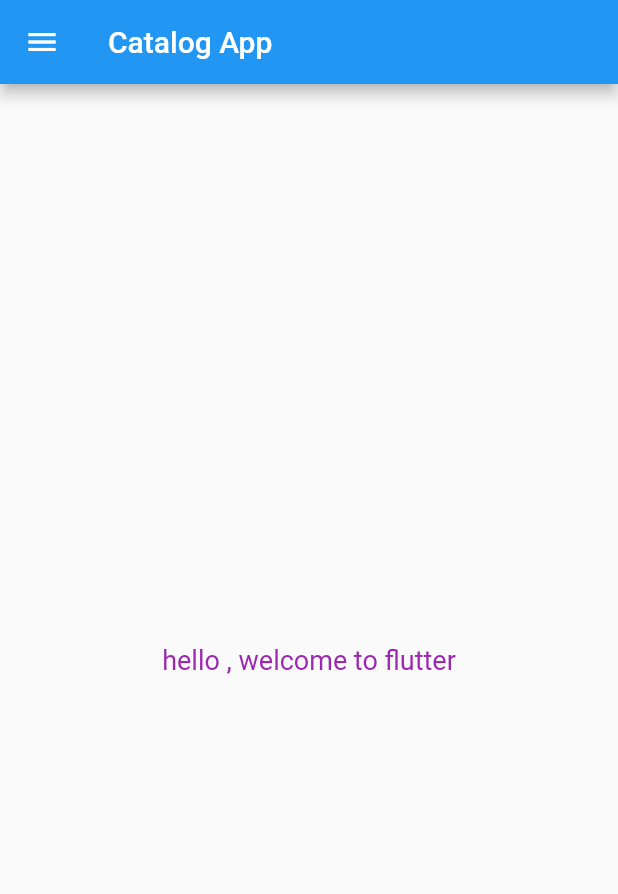
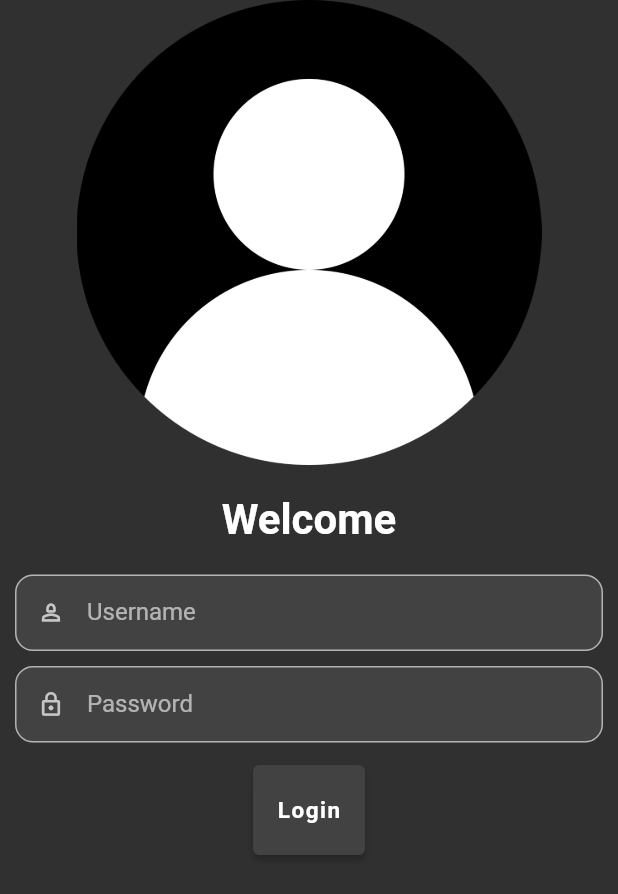
Before and after one commit to A-r-y-a-n1/exploringFlutter, a Flutter app: the screen it shows after launch, on a phone screen of 412 x 824 dp. Shown: the top 894 px of the screen. Run offline on Flutter 3.47's test engine with Material 2 defaults, Android fonts, the phone set to English and light mode, and no system bars.

Commit message:
day2 completed

```diff
--- a/lib/main.dart
+++ b/lib/main.dart
@@ -1,5 +1,7 @@
 import 'package:flutter/material.dart';
-import 'package:flutter_catalog/home_page.dart';
+import 'package:flutter_catalog/pages/home_page.dart';
+import 'package:flutter_catalog/pages/login_page.dart';
+import 'package:flutter_catalog/utils/routes.dart';
 
 void main() {
   runApp(MyApp());
@@ -11,7 +13,14 @@ class MyApp extends StatelessWidget {
   @override
   Widget build(BuildContext context) {
     return MaterialApp(
-      home: HomePage(),
+      debugShowCheckedModeBanner: false,
+      theme: ThemeData.dark(),
+      darkTheme: ThemeData.dark(useMaterial3: true),
+      routes: {
+        "/": (context) => LoginPage(),
+        myRoutes.homeRoute: (context) => HomePage(),
+        myRoutes.loginRoute: (context) => LoginPage(),
+      },
     );
   }
 }
--- a/lib/home_page.dart
+++ b/lib/pages/home_page.dart
@@ -6,7 +6,10 @@ class HomePage extends StatelessWidget {
   @override
   Widget build(BuildContext context) {
     return Scaffold(
-      appBar: AppBar(title: Text("Catalog App"),
+      appBar: AppBar(
+        centerTitle: true,
+        title: Text("Catalog App"),
+        backgroundColor: Colors.black,
       ),
       body: Center(
           child: Container(
--- /dev/null
+++ b/lib/pages/login_page.dart
@@ -0,0 +1,78 @@
+import 'package:flutter/material.dart';
+import 'package:flutter_catalog/pages/home_page.dart';
+import 'package:flutter_catalog/utils/routes.dart';
+
+class LoginPage extends StatelessWidget {
+  @override
+  Widget build(BuildContext context) {
+    return Material(
+        child: SingleChildScrollView(
+      child: Column(
+        children: [
+          Image.asset(
+            "assets/images/login_image.png",
+            height: 310,
+            width: 310,
+          ),
+          SizedBox(
+            height: 20,
+          ),
+          Text(
+            "Welcome",
+            style: TextStyle(fontWeight: FontWeight.bold),
+            textScaleFactor: 2.0,
+          ),
+          SizedBox(
+            height: 10,
+          ),
+          Padding(
+            padding: const EdgeInsets.all(10.0),
+            child: Column(
+              children: [
+                TextFormField(
+                  decoration: InputDecoration(
+                      filled: true,
+                      isDense: true,
+                      fillColor: Colors.grey.shade800,
+                      border: OutlineInputBorder(
+                          borderRadius: BorderRadius.circular(12.0)),
+                      prefixIcon: Icon(Icons.person_2_outlined),
+                      hintText: "Enter Username",
+                      labelText: "Username"),
+                ),
+                SizedBox(height: 10),
+                TextFormField(
+                  obscureText: true,
+                  decoration: InputDecoration(
+                      filled: true,
+                      isDense: true,
+                      border: OutlineInputBorder(
+                          borderRadius: BorderRadius.circular(12.0)),
+                      fillColor: Colors.grey.shade800,
+                      prefixIcon: Icon(Icons.lock_outline),
+                      hintText: "Enter Password",
+                      labelText: "Password"),
+                ),
+                SizedBox(height: 15),
+                ElevatedButton(
+                  style: ElevatedButton.styleFrom(
+                      backgroundColor: Colors.grey.shade800,
+                      minimumSize: Size(50, 60)),
+                  child: Text("Login",
+                      style: TextStyle(
+                        fontSize: 15,
+                        fontWeight: FontWeight.bold,
+                        letterSpacing: 1.0,
+                      )),
+                  onPressed: () {
+                    Navigator.pushNamed(context, myRoutes.homeRoute);
+                  },
+                )
+              ],
+            ),
+          )
+        ],
+      ),
+    ));
+  }
+}
--- /dev/null
+++ b/lib/utils/routes.dart
@@ -0,0 +1,4 @@
+class myRoutes {
+  static String loginRoute = "/login";
+  static String homeRoute = "/home";
+}
--- a/pubspec.yaml
+++ b/pubspec.yaml
@@ -59,8 +59,8 @@ flutter:
   uses-material-design: true
 
   # To add assets to your application, add an assets section, like this:
-  # assets:
-  #   - images/a_dot_burr.jpeg
+  assets:
+    - assets/images/
   #   - images/a_dot_ham.jpeg
 
   # An image asset can refer to one or more resolution-specific "variants", see
```
Also changed, not shown: assets/images/login_image.png (added), 1 other file.
